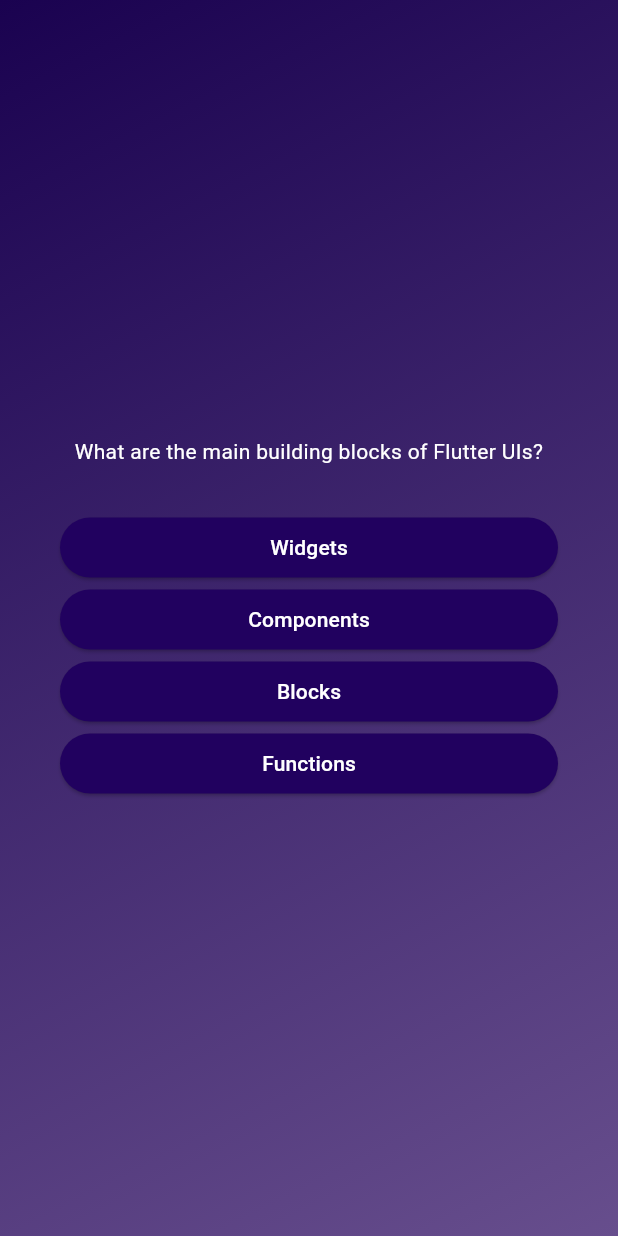
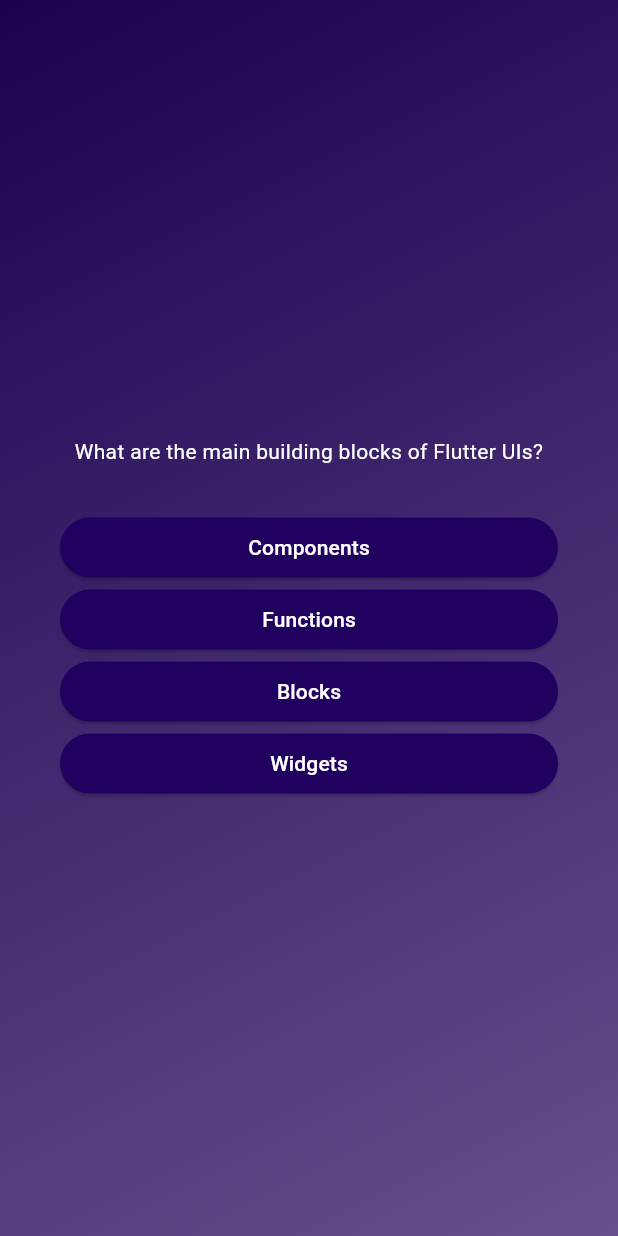
Before and after one commit to MarioGuTe/quiz_app_flutter, a Flutter app: the screen it shows after launch, after a tap on "Start Quiz", on a phone screen of 412 x 824 dp. Run offline on Flutter 3.47's test engine with Material 3 defaults, Android fonts, the phone set to English and light mode, and no system bars.

```diff
--- a/lib/models/quiz_question.dart
+++ b/lib/models/quiz_question.dart
@@ -3,4 +3,10 @@ class QuizQuestion {
 
   final String text;
   final List<String> answers;
+
+  List<String> getShuffledAnswers() {
+    final shuffledList = List.of(answers);
+    shuffledList.shuffle();
+    return shuffledList;
+  }
 }
--- a/lib/questions_screen.dart
+++ b/lib/questions_screen.dart
@@ -35,8 +35,9 @@ class _QuestionsScreenState extends State<QuestionsScreen> {
             const SizedBox(
               height: 30,
             ),
-            ...currentQuestion.answers
-                .map((item) => AnswerButton(item, submitAnswer)),
+            ...currentQuestion
+                .getShuffledAnswers()
+                .map((answer) => AnswerButton(answer, submitAnswer)),
           ],
         ),
       ),
```
